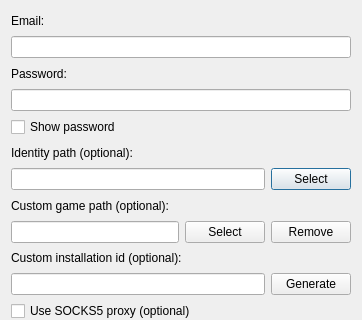
This is Launcher/src/gui/addaccountdialog.ui in hatz2/GflessClient as Qt 5 draws it before an edit; both pictures show x 0 to 362 and y 0 to 320 of the 362 by 572 pixel window. The edited form follows.
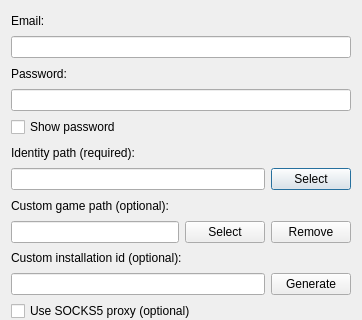
This is the edited form.

Commit message: Set identity path field required for adding accounts

The edit to the form file:
```diff
--- a/Launcher/src/gui/addaccountdialog.ui
+++ b/Launcher/src/gui/addaccountdialog.ui
@@ -48,7 +48,7 @@
    <item>
     <widget class="QLabel" name="label_3">
      <property name="text">
-      <string>Identity path (optional):</string>
+      <string>Identity path (required):</string>
      </property>
     </widget>
    </item>
```
The commit also changes 1 other file.
